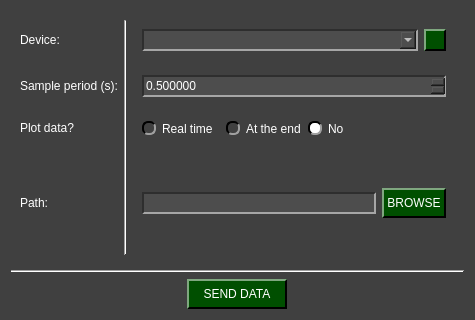
This is pydaq/uis/PyDAQ_send_data_Arduino_widget.ui in samirmartins/pydaq as Qt 5 draws it before an edit. The edited form follows.
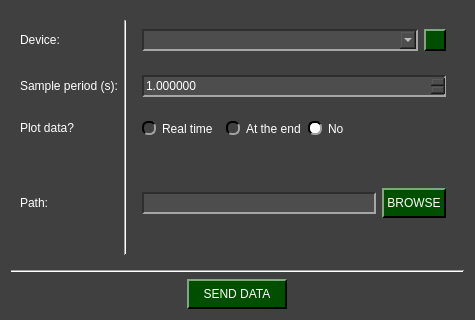
This is the edited form. Icons and pictures are not drawn.

What changed in the file:
```diff
--- a/pydaq/uis/PyDAQ_send_data_Arduino_widget.ui
+++ b/pydaq/uis/PyDAQ_send_data_Arduino_widget.ui
@@ -450,7 +450,7 @@
             <enum>QAbstractSpinBox::StepType::AdaptiveDecimalStepType</enum>
            </property>
            <property name="value">
-            <double>0.500000000000000</double>
+            <double>1.000000000000000</double>
            </property>
           </widget>
          </item>
```
